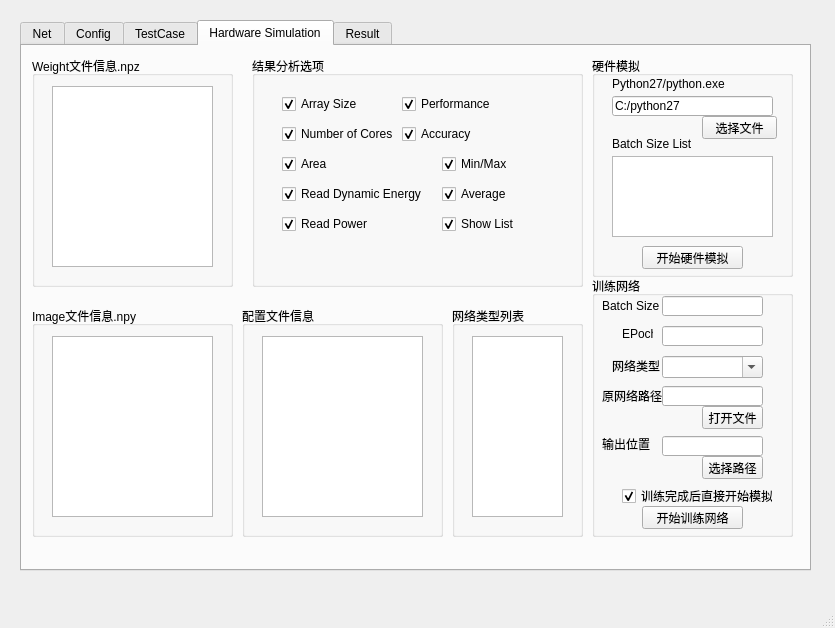
The window that mainwindow.ui (Athera0201/XPEControl) describes before a commit, drawn with Qt 5.
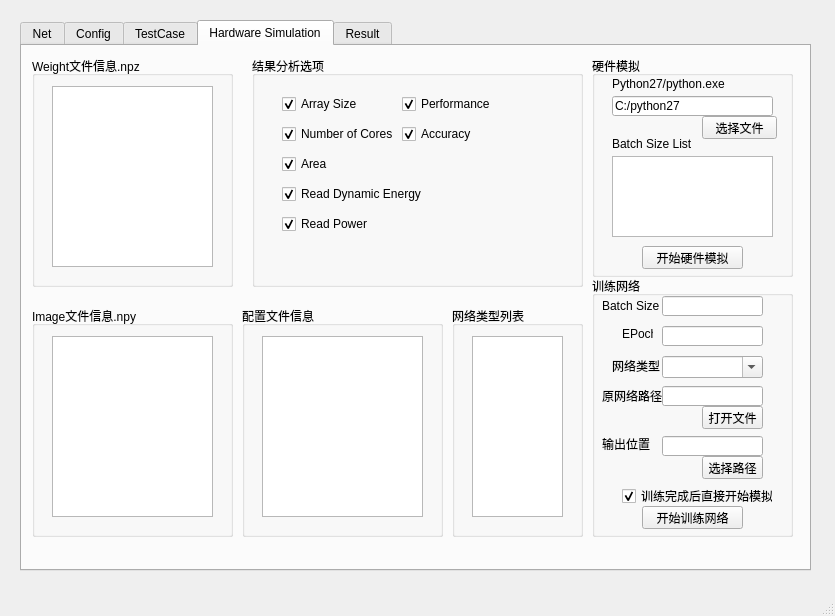
The same window after the commit. The open tabs and pages were chosen to show the change.

Commit message:
Added simple result analysis functions.
TODO:Add more functions to results analysis.

```diff
--- a/mainwindow.ui
+++ b/mainwindow.ui
@@ -7,7 +7,7 @@
     <x>0</x>
     <y>0</y>
     <width>835</width>
-    <height>628</height>
+    <height>616</height>
    </rect>
   </property>
   <property name="windowTitle">
@@ -1792,39 +1792,7 @@
         <bool>true</bool>
        </property>
       </widget>
-      <widget class="QCheckBox" name="checkBox_6">
-       <property name="geometry">
-        <rect>
-         <x>190</x>
-         <y>130</y>
-         <width>71</width>
-         <height>16</height>
-        </rect>
-       </property>
-       <property name="text">
-        <string>Average</string>
-       </property>
-       <property name="checked">
-        <bool>true</bool>
-       </property>
-      </widget>
-      <widget class="QCheckBox" name="checkBox_7">
-       <property name="geometry">
-        <rect>
-         <x>190</x>
-         <y>160</y>
-         <width>81</width>
-         <height>16</height>
-        </rect>
-       </property>
-       <property name="text">
-        <string>Show List</string>
-       </property>
-       <property name="checked">
-        <bool>true</bool>
-       </property>
-      </widget>
-      <widget class="QCheckBox" name="checkBox_8">
+      <widget class="QCheckBox" name="chkT4Performance">
        <property name="geometry">
         <rect>
          <x>150</x>
@@ -1840,23 +1808,7 @@
         <bool>true</bool>
        </property>
       </widget>
-      <widget class="QCheckBox" name="checkBox_9">
-       <property name="geometry">
-        <rect>
-         <x>190</x>
-         <y>100</y>
-         <width>71</width>
-         <height>16</height>
-        </rect>
-       </property>
-       <property name="text">
-        <string>Min/Max</string>
-       </property>
-       <property name="checked">
-        <bool>true</bool>
-       </property>
-      </widget>
-      <widget class="QCheckBox" name="checkBox_10">
+      <widget class="QCheckBox" name="chkT4Accuracy">
        <property name="geometry">
         <rect>
          <x>150</x>
```
Left out of the diff: 45 changed lines with no effect on the pictures. The commit also changes 2 other files.
